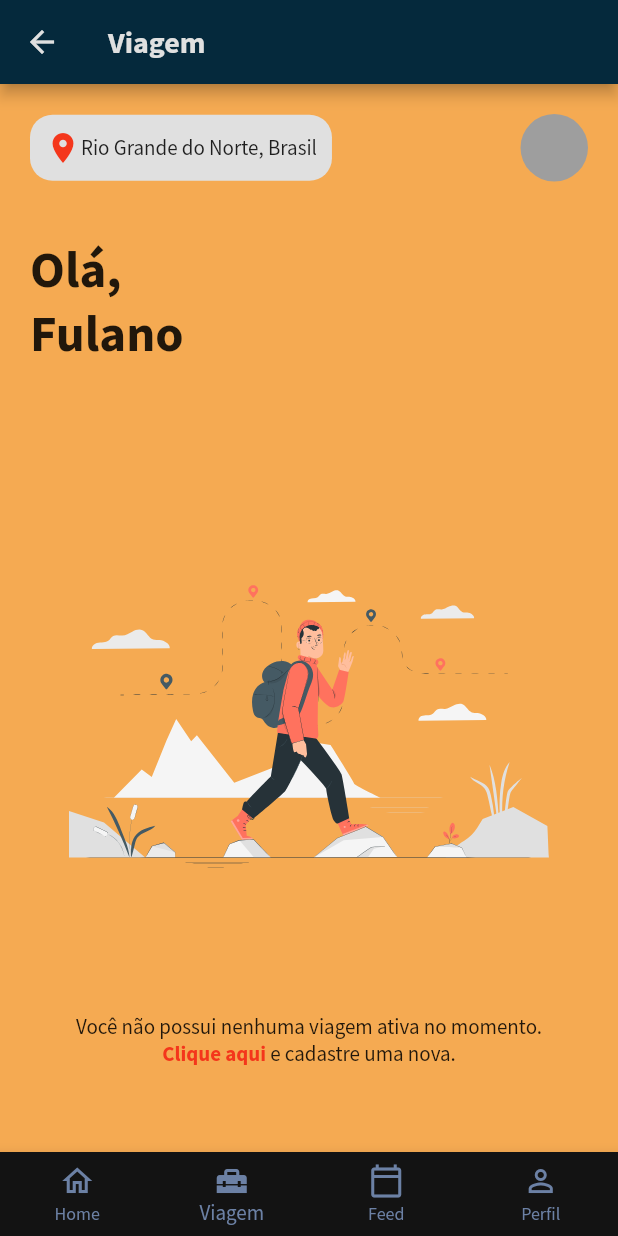
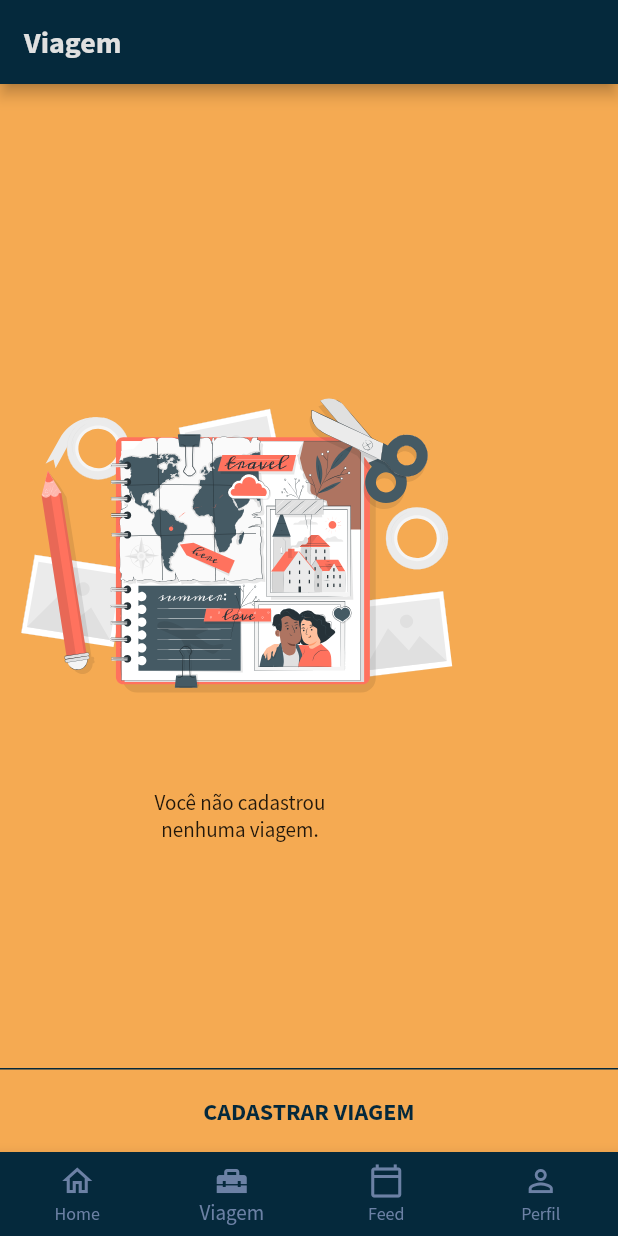
Before and after one commit to RoberlandRicardo/traveller, a Flutter app: the TabContainer screen opened by its route, item 2 of the bottom bar chosen, on a phone screen of 412 x 824 dp. Run offline on Flutter 3.47's test engine with Material 2 defaults, Android fonts, the phone set to English and light mode, and no system bars; our stand-ins replace flutter_svg; missing offline and left inert: dart:ffi.

Commit message:
tela viagem - sem viagem

```diff
--- a/lib/app/views/home.dart
+++ b/lib/app/views/home.dart
@@ -10,7 +10,7 @@ class Home extends StatefulWidget {
 }
 
 class _HomeState extends State<Home> {
-  String _state = 'not_travel';
+  String state = 'not_travel';
   String location = 'Rio Grande do Norte, Brasil';
   String name = 'Fulano';
   String _coin = '5,23';
@@ -83,7 +83,7 @@ class _HomeState extends State<Home> {
                     ]),
               ),
               Spacer(),
-              if (_state == 'travel')
+              if (state == 'travel')
                 Container(
                   child: Column(
                       crossAxisAlignment: CrossAxisAlignment.end,
@@ -102,7 +102,7 @@ class _HomeState extends State<Home> {
           Spacer(),
           getWidgetTextTop(),
           Spacer(),
-          if (_state == 'not_travel')
+          if (state == 'not_travel')
             SvgPicture.asset(
               'assets/svgs/journey.svg',
               width: 320.0,
@@ -123,7 +123,7 @@ class _HomeState extends State<Home> {
   bool get wantKeepAlive => throw UnimplementedError();
 
   getWidgetTextTop() {
-    if (_state == 'travel') {
+    if (state == 'travel') {
       return Container(
         child: Column(children: [
           Text(
@@ -138,7 +138,7 @@ class _HomeState extends State<Home> {
           )
         ]),
       );
-    } else if (_state == 'before_travel') {
+    } else if (state == 'before_travel') {
       return Container(
         child: Column(children: [
           Text(
@@ -159,7 +159,7 @@ class _HomeState extends State<Home> {
   }
 
   getWidgetTextBottom() {
-    if (_state == 'travel') {
+    if (state == 'travel') {
       return Row(
         children: [
           Container(
@@ -187,7 +187,7 @@ class _HomeState extends State<Home> {
           ),
         ],
       );
-    } else if (_state == 'before_travel') {
+    } else if (state == 'before_travel') {
       return Container(
         child: Column(children: [
           Text(
--- a/lib/app/views/tab_container.dart
+++ b/lib/app/views/tab_container.dart
@@ -1,5 +1,6 @@
 import 'package:flutter/material.dart';
 import 'package:traveller/app/views/home.dart';
+import 'package:traveller/app/views/travel.dart';
 
 class TabContainer extends StatefulWidget {
   const TabContainer({Key? key}) : super(key: key);
@@ -20,7 +21,7 @@ class _TabContainerState extends State<TabContainer> {
 
   static const List<Widget> _pages = <Widget>[
     Home(),
-    Home(),
+    Travel(),
     Home(),
     Home(),
   ];
@@ -31,6 +32,7 @@ class _TabContainerState extends State<TabContainer> {
       appBar: _selectedIndex == 0
           ? null
           : AppBar(
+              automaticallyImplyLeading: false,
               iconTheme: IconThemeData(color: Color.fromRGBO(224, 224, 224, 1)),
               title: Text(
                 listNameAppBar[_selectedIndex],
@@ -46,7 +48,7 @@ class _TabContainerState extends State<TabContainer> {
       bottomNavigationBar: BottomNavigationBar(
         selectedItemColor: Color.fromRGBO(108, 129, 165, 1),
         unselectedItemColor: Color.fromRGBO(108, 129, 165, 1),
-        backgroundColor: Color.fromRGBO(19, 19, 19, 1),
+        backgroundColor: Color.fromRGBO(5, 41, 60, 1),
         currentIndex: _selectedIndex,
         onTap: _onItemTapped,
         type: BottomNavigationBarType.fixed,
--- /dev/null
+++ b/lib/app/views/travel.dart
@@ -0,0 +1,67 @@
+import 'package:flutter/material.dart';
+import 'package:flutter/widgets.dart';
+import 'package:flutter_svg/flutter_svg.dart';
+
+class Travel extends StatefulWidget {
+  const Travel({Key? key}) : super(key: key);
+
+  @override
+  _TravelState createState() => _TravelState();
+}
+
+class _TravelState extends State<Travel> {
+  String state = 'not_travel';
+  String _textButton = 'CADASTRAR VIAGEM';
+
+  @override
+  Widget build(BuildContext context) {
+    return Scaffold(
+      bottomNavigationBar: Material(
+        color: Color.fromRGBO(245, 170, 82, 1),
+        child: InkWell(
+          onTap: () {
+            //print('called on tap');
+          },
+          child: Container(
+            decoration: BoxDecoration(
+              border:
+                  Border(top: BorderSide(color: Color.fromRGBO(5, 41, 60, 1))),
+            ),
+            height: kToolbarHeight,
+            width: double.infinity,
+            child: Center(
+              child: Text(
+                _textButton,
+                style: TextStyle(
+                    fontWeight: FontWeight.bold,
+                    fontSize: 16,
+                    color: Color.fromRGBO(5, 41, 60, 1)),
+              ),
+            ),
+          ),
+        ),
+      ),
+      backgroundColor: Color.fromRGBO(245, 170, 82, 1),
+      body: Column(
+        children: [
+          Spacer(),
+          SvgPicture.asset(
+            'assets/svgs/scrapbooking.svg',
+            width: 320.0,
+            height: 320.0,
+          ),
+          Container(
+            child: Column(children: [
+              Text('Você não cadastrou'),
+              Text('nenhuma viagem.'),
+            ]),
+          ),
+          Spacer(),
+        ],
+      ),
+    );
+  }
+
+  @override
+  bool get wantKeepAlive => throw UnimplementedError();
+}
--- a/pubspec.yaml
+++ b/pubspec.yaml
@@ -65,6 +65,7 @@ flutter:
     - assets/images/traveling-pana.png
     - assets/svgs/cuate.svg
     - assets/svgs/journey.svg
+    - assets/svgs/scrapbooking.svg
   #   - images/a_dot_ham.jpeg
 
   # An image asset can refer to one or more resolution-specific "variants", see
```
Also changed, not shown: assets/svgs/scrapbooking.svg (added).
